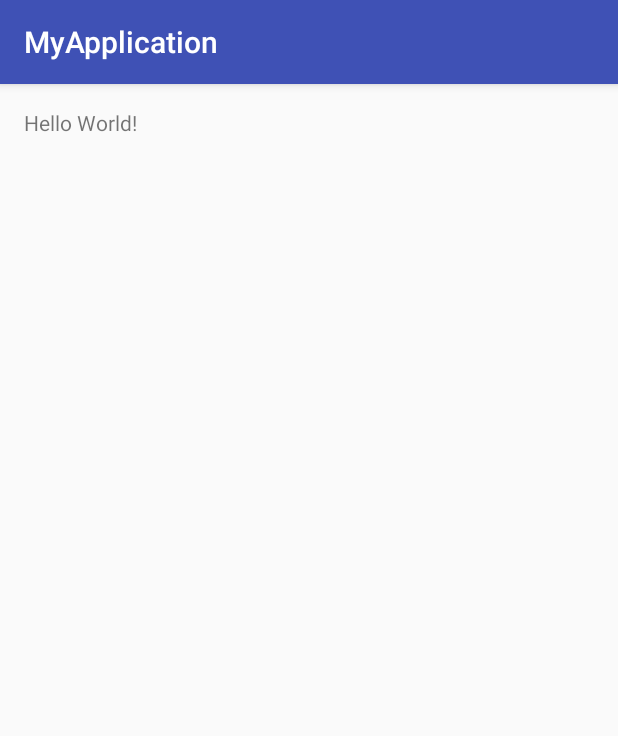
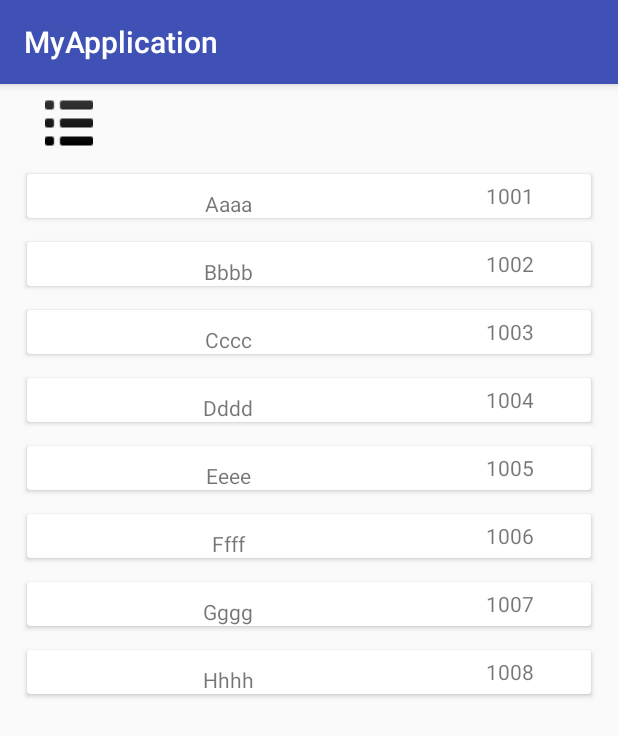
Before and after one commit to MyOrganization17/MyApplication, an Android app: the screen it shows after launch (MainActivity), on a phone screen of 412 x 824 dp. Shown: the top 736 px of the screen. Run offline under Robolectric (Android 15) with nearby library versions, the phone set to English and light mode, and no system bars.

Commit message:
commit this bt priyanka

```diff
--- a/app/src/main/java/com/example/priyanka/myapplication/MainActivity.java
+++ b/app/src/main/java/com/example/priyanka/myapplication/MainActivity.java
@@ -2,15 +2,114 @@ package com.example.priyanka.myapplication;
 
 import android.support.v7.app.AppCompatActivity;
 import android.os.Bundle;
+import android.support.v7.widget.DefaultItemAnimator;
+import android.support.v7.widget.LinearLayoutManager;
+import android.support.v7.widget.RecyclerView;
+import android.support.v7.widget.StaggeredGridLayoutManager;
+import android.view.View;
+import android.widget.Adapter;
+import android.widget.ImageView;
 import android.widget.Toast;
 
+import java.util.ArrayList;
+
+import Model.PerData;
+
+import static android.R.attr.data;
+
+
 public class MainActivity extends AppCompatActivity {
+    private static DataAdapter adapter;
+    private ArrayList<PerData> datalist = new ArrayList<>();
+    private RecyclerView recycler_view;
+    private StaggeredGridLayoutManager mStaggeredLayoutManager;
+    private ImageView list_image,grid_image;
 
     @Override
     protected void onCreate(Bundle savedInstanceState) {
         super.onCreate(savedInstanceState);
-        setContentView(R.layout.activity_main);
+        setContentView(R.layout.recycler_view);
 
-        Toast.makeText(getApplicationContext(),"Testing",Toast.LENGTH_SHORT).show();
+
+        list_image = (ImageView) findViewById(R.id.list_image);
+        grid_image =(ImageView) findViewById(R.id.grid_image);
+
+
+
+        recycler_view = (RecyclerView) findViewById(R.id.list);
+        adapter = new DataAdapter(datalist);
+        mStaggeredLayoutManager = new StaggeredGridLayoutManager(1, StaggeredGridLayoutManager.VERTICAL);
+        recycler_view.setLayoutManager(mStaggeredLayoutManager);
+       /* RecyclerView.LayoutManager mLayoutManager = new LinearLayoutManager(getApplicationContext());
+        recycler_view.setLayoutManager(mLayoutManager);*/
+        recycler_view.setItemAnimator(new DefaultItemAnimator());
+        recycler_view.setAdapter(adapter);
+
+        getData();
+
+
+        list_image.setOnClickListener(new View.OnClickListener() {
+            @Override
+
+            public void onClick(View view) {
+
+               if(list_image.getVisibility()== View.VISIBLE) {
+                   grid_image.setVisibility(View.VISIBLE);
+                   list_image.setVisibility(View.GONE);
+                    mStaggeredLayoutManager.setSpanCount(2);
+
+
+                }else{
+                   list_image.setVisibility(View.VISIBLE);
+                   grid_image.setVisibility(View.GONE);
+                }
+            }
+        });
+
+        grid_image.setOnClickListener(new View.OnClickListener() {
+            @Override
+            public void onClick(View view) {
+
+                if(grid_image.getVisibility()== View.VISIBLE) {
+                    list_image.setVisibility(View.VISIBLE);
+                    grid_image.setVisibility(View.GONE);
+                    mStaggeredLayoutManager.setSpanCount(1);
+
+
+                }else{
+                    grid_image.setVisibility(View.VISIBLE);
+                    list_image.setVisibility(View.GONE);
+                }
+
+            }
+        });
     }
+
+    private void getData() {
+        PerData perData = new PerData("1001","Aaaa");
+        datalist.add(perData);
+
+        perData = new PerData("1002","Bbbb");
+        datalist.add(perData);
+
+        perData = new PerData("1003","Cccc");
+        datalist.add(perData);
+
+        perData = new PerData("1004","Dddd");
+        datalist.add(perData);
+
+        perData = new PerData("1005","Eeee");
+        datalist.add(perData);
+
+        perData = new PerData("1006","Ffff");
+        datalist.add(perData);
+
+        perData = new PerData("1007","Gggg");
+        datalist.add(perData);
+
+        perData = new PerData("1008","Hhhh");
+        datalist.add(perData);
+
+    }
+
 }
```
